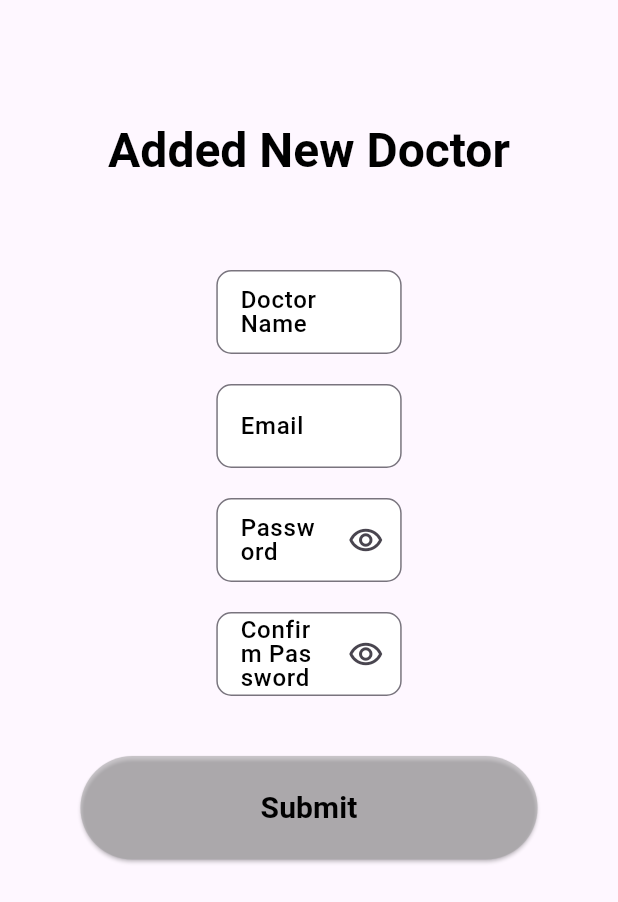
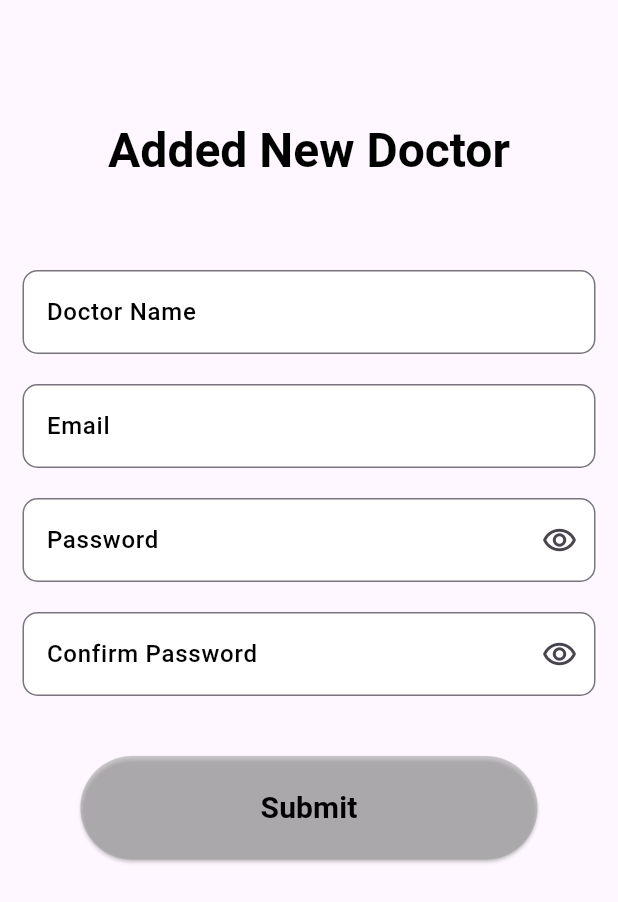
Before and after one commit to JakariaKhan-CSE/JUST-Medical-Center-Automation, a Flutter app: the AddDoctorPage screen opened directly, on a phone screen of 412 x 824 dp. Shown: the top 902 px of the screen. Run offline on Flutter 3.47's test engine with Material 3 defaults, Android fonts, the phone set to English and light mode, and no system bars; our stand-ins replace firebase_auth, firebase_core, get; accounts and stored records are empty.

Commit message:
solve close drawer when click item and add doctor, pharmist page responsive.

```diff
--- a/lib/screen/Admin/add_doctor_page.dart
+++ b/lib/screen/Admin/add_doctor_page.dart
@@ -2,6 +2,7 @@ import 'package:flutter/material.dart';
 import 'package:just_medical_center_automation/controller/adminController/adminController.dart';
 import 'package:provider/provider.dart';
 
+import '../../responsive.dart';
 import '../../widget/common/customButton.dart';
 import '../../widget/common/customTextField.dart';
 
@@ -67,7 +68,7 @@ class _AddDoctorPageState extends State<AddDoctorPage> {
                     height: 20,
                   ),
                   Container(
-                    width: MediaQuery.of(context).size.width * 0.3,
+                    width: Responsive.isDesktop(context)  ? MediaQuery.of(context).size.width * 0.3:MediaQuery.of(context).size.width -30,
                     decoration: BoxDecoration(
                         color: Colors.white,
                         borderRadius: BorderRadius.circular(10)),
@@ -103,7 +104,7 @@ class _AddDoctorPageState extends State<AddDoctorPage> {
                     height: 20,
                   ),
                   Container(
-                    width: MediaQuery.of(context).size.width * 0.3,
+                    width: Responsive.isDesktop(context)  ? MediaQuery.of(context).size.width * 0.3:MediaQuery.of(context).size.width -30,
                     decoration: BoxDecoration(
                         color: Colors.white,
                         borderRadius: BorderRadius.circular(10)),
--- a/lib/screen/Admin/add_pharmacist_page.dart
+++ b/lib/screen/Admin/add_pharmacist_page.dart
@@ -2,6 +2,7 @@ import 'package:flutter/material.dart';
 import 'package:just_medical_center_automation/controller/adminController/adminController.dart';
 import 'package:provider/provider.dart';
 
+import '../../responsive.dart';
 import '../../widget/common/customButton.dart';
 import '../../widget/common/customTextField.dart';
 
@@ -67,7 +68,7 @@ class _AddPharmacistPageState extends State<AddPharmacistPage> {
                         height: 20,
                       ),
                       Container(
-                        width: MediaQuery.of(context).size.width * 0.3,
+                        width: Responsive.isDesktop(context)  ? MediaQuery.of(context).size.width * 0.3:MediaQuery.of(context).size.width -30,
                         decoration: BoxDecoration(
                             color: Colors.white,
                             borderRadius: BorderRadius.circular(10)),
@@ -103,7 +104,7 @@ class _AddPharmacistPageState extends State<AddPharmacistPage> {
                         height: 20,
                       ),
                       Container(
-                        width: MediaQuery.of(context).size.width * 0.3,
+                        width: Responsive.isDesktop(context)  ? MediaQuery.of(context).size.width * 0.3:MediaQuery.of(context).size.width -30,
                         decoration: BoxDecoration(
                             color: Colors.white,
                             borderRadius: BorderRadius.circular(10)),
--- a/lib/screen/Admin/sidebar.dart
+++ b/lib/screen/Admin/sidebar.dart
@@ -25,22 +25,27 @@ class SideBar extends StatelessWidget {
             const SizedBox(height: 30,),
             featureItem(featureName: "DashBoard",onTap: (){
       _pageController.SetIndex(0);
+      Scaffold.of(context).closeDrawer();
             },),
             const SizedBox(height: 15,),
             featureItem(featureName: "Add Doctor",onTap: (){
               _pageController.SetIndex(1);
+              Scaffold.of(context).closeDrawer();
             },),
             const SizedBox(height: 15,),
             featureItem(featureName: "Add Pharmacist",onTap: (){
               _pageController.SetIndex(2);
+              Scaffold.of(context).closeDrawer();
             },),
             const SizedBox(height: 15,),
             featureItem(featureName: "See all Medicine",onTap: (){
               _pageController.SetIndex(3);
+              Scaffold.of(context).closeDrawer();
             },),
             const SizedBox(height: 15,),
             featureItem(featureName: "Log Out",onTap: (){
               _pageController.SetIndex(4);
+              Scaffold.of(context).closeDrawer();
             },),
 
             const SizedBox(height: 30,),
--- a/lib/widget/common/customTextField.dart
+++ b/lib/widget/common/customTextField.dart
@@ -1,6 +1,8 @@
 import 'package:flutter/material.dart';
 import 'package:just_medical_center_automation/controller/adminController/adminController.dart';
 import 'package:provider/provider.dart';
+
+import '../../responsive.dart';
 
 class CustomTextField extends StatelessWidget {
   final String label;
@@ -18,7 +20,7 @@ class CustomTextField extends StatelessWidget {
   Widget build(BuildContext context) {
     final controller = Provider.of<AdminController>(context, listen: true);
     return Container(
-      width: MediaQuery.of(context).size.width * 0.3,
+      width: Responsive.isDesktop(context)  ? MediaQuery.of(context).size.width * 0.3:MediaQuery.of(context).size.width -30,
       decoration: BoxDecoration(
           color: Colors.white, borderRadius: BorderRadius.circular(10)),
       child: TextFormField(
```
